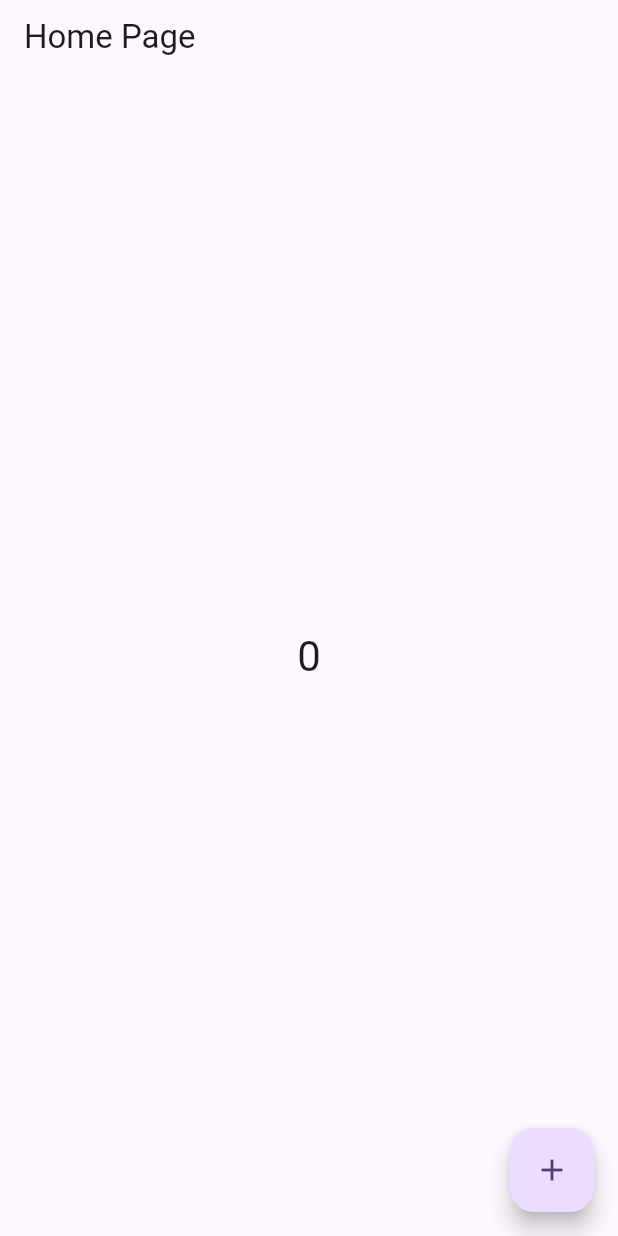
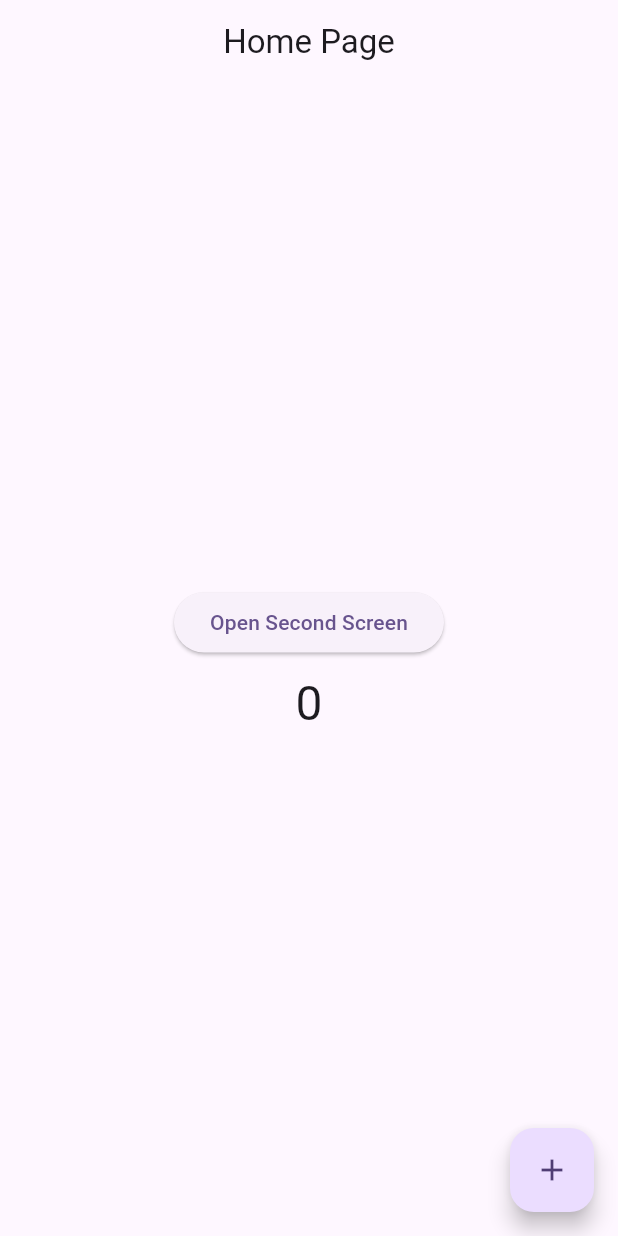
Before and after one commit to ParveshPrimotech/GetXEample, a Flutter app: the screen it shows after launch, on a phone screen of 412 x 824 dp. Run offline on Flutter 3.47's test engine with Material 2 defaults, Android fonts, the phone set to English and light mode, and no system bars; our stand-ins replace get.

Commit message:
Implemented Routing using GetX

```diff
--- a/lib/main.dart
+++ b/lib/main.dart
@@ -1,6 +1,6 @@
 import 'package:flutter/material.dart';
-
-import 'screens/HomeScreen.dart';
+import 'package:get/get.dart';
+import 'package:getx_example/utils/routes/AppRoutes.dart';
 
 void main() {
   runApp(const MyApp());
@@ -12,13 +12,15 @@ class MyApp extends StatelessWidget {
   // This widget is the root of your application.
   @override
   Widget build(BuildContext context) {
-    return MaterialApp(
+    return GetMaterialApp(
       title: 'Flutter Demo',
+      debugShowCheckedModeBanner: false,
       theme: ThemeData(
         colorScheme: ColorScheme.fromSeed(seedColor: Colors.deepPurple),
         useMaterial3: true,
       ),
-      home: const HomeScreen(),
+      initialRoute: AppRoutes.home,
+      getPages: AppRoutes.routes,
     );
   }
 }
--- a/lib/screens/HomeScreen.dart
+++ b/lib/screens/HomeScreen.dart
@@ -1,6 +1,7 @@
 import 'package:flutter/material.dart';
 import 'package:get/get.dart';
 import '../controllers/HomeScreenController.dart';
+import '../utils/routes/AppRoutes.dart';
 import '../widgets/MainAppBar.dart';
 
 class HomeScreen extends StatelessWidget {
@@ -12,17 +13,31 @@ class HomeScreen extends StatelessWidget {
     final controller = Get.put(HomeScreenController());
 
     return Scaffold(
-        appBar: const PreferredSize(
-            preferredSize: Size(double.infinity, 50),
-            child: MainAppBar(
-              title: "Home Page",
-            )),
-        body: Center(
-          child : Obx(
-              () => Text(
-                '${controller.count.value}',
-                style: Theme.of(context).textTheme.headline4,
+        appBar: const MainAppBar(
+          title: "Home Page",
+        ),
+        body: SizedBox(
+          width: double.infinity,
+          height: double.infinity,
+          child: Column(
+            mainAxisAlignment: MainAxisAlignment.center,
+            crossAxisAlignment: CrossAxisAlignment.center,
+            children: [
+              ElevatedButton(onPressed: ()=> {
+                Get.toNamed(AppRoutes.secondScreen)
+              },
+              child: const Text(
+                "Open Second Screen"
+              )
               ),
+              const SizedBox(height: 10),
+              Obx(
+                    () => Text(
+                  '${controller.count.value}',
+                  style: Theme.of(context).textTheme.headlineLarge,
+                ),
+              )
+            ],
           ),
         ),
       floatingActionButton: FloatingActionButton(
--- /dev/null
+++ b/lib/screens/SecondScreen.dart
@@ -0,0 +1,27 @@
+import 'package:flutter/material.dart';
+import 'package:get/get.dart';
+
+import '../widgets/MainAppBar.dart';
+
+class SecondScreen extends StatelessWidget {
+  const SecondScreen({super.key});
+
+  @override
+  Widget build(BuildContext context) {
+    return Scaffold(
+      appBar: const MainAppBar(
+        title: "Second Screen",
+      ),
+      body: Center(
+        child:ElevatedButton(
+            onPressed: ()=> {
+              Get.back()
+            },
+            child: const Text(
+               "Go Back"
+            )
+        ),
+      ),
+    );
+  }
+}
--- /dev/null
+++ b/lib/utils/routes/AppRoutes.dart
@@ -0,0 +1,20 @@
+import 'package:get/get_navigation/src/routes/get_route.dart';
+
+import '../../screens/HomeScreen.dart';
+import '../../screens/SecondScreen.dart';
+
+class AppRoutes {
+  static const String home = '/';
+  static const String secondScreen = '/second';
+
+  static final List<GetPage> routes = [
+    GetPage(
+      name: home,
+      page: () => const HomeScreen(),
+    ),
+    GetPage(
+      name: secondScreen,
+      page: () => const SecondScreen(),
+    ),
+  ];
+}
--- a/lib/widgets/MainAppBar.dart
+++ b/lib/widgets/MainAppBar.dart
@@ -1,17 +1,21 @@
 import 'package:flutter/cupertino.dart';
 import 'package:flutter/material.dart';
 
-class MainAppBar extends StatelessWidget {
+class MainAppBar extends StatelessWidget implements PreferredSizeWidget {
   const MainAppBar({super.key, required this.title});
 
   final String title;
 
   @override
   Widget build(BuildContext context) {
-    return AppBar(
+      return AppBar(
+          centerTitle : true,
           title: Text(
               title
           ),
-        );
+      );
   }
+
+  @override
+  Size get preferredSize => const Size.fromHeight(kToolbarHeight);
 }
```
